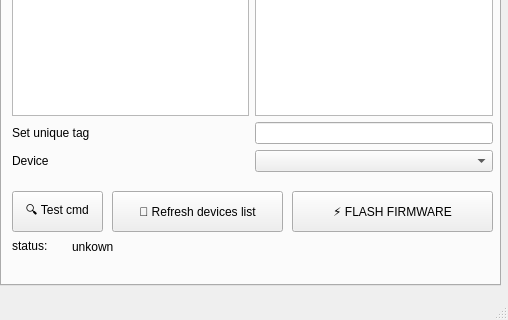
This is src/main.ui in One-Green/iot-flash-config-tool as Qt 5 draws it before an edit; both pictures show x 0 to 508 and y 274 to 594 of the 508 by 594 pixel window. The edited form follows.
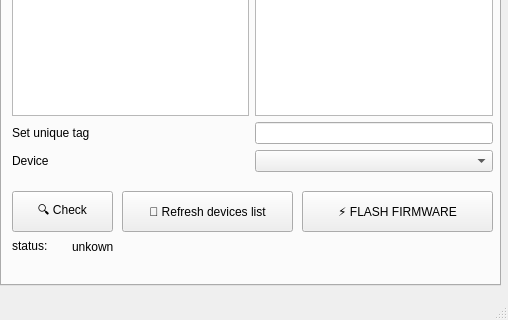
This is the edited form. The open tabs and pages were chosen to show the change.

The edit to the form file:
```diff
--- a/src/main.ui
+++ b/src/main.ui
@@ -674,9 +674,9 @@
      <widget class="QPushButton" name="pushButton_2">
       <property name="geometry">
        <rect>
-        <x>290</x>
+        <x>300</x>
         <y>420</y>
-        <width>201</width>
+        <width>191</width>
         <height>41</height>
        </rect>
       </property>
@@ -801,7 +801,7 @@
      <widget class="QPushButton" name="refreshDevicespushButton">
       <property name="geometry">
        <rect>
-        <x>110</x>
+        <x>120</x>
         <y>420</y>
         <width>171</width>
         <height>41</height>
@@ -816,12 +816,12 @@
        <rect>
         <x>10</x>
         <y>420</y>
-        <width>91</width>
+        <width>101</width>
         <height>41</height>
        </rect>
       </property>
       <property name="text">
-       <string>🔍 Test cmd</string>
+       <string>🔍 Check</string>
       </property>
      </widget>
     </widget>
```
Left out of the diff: 2 changed lines with no effect on the pictures.
